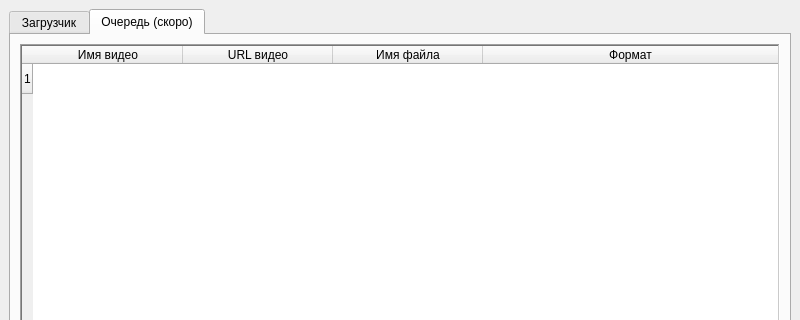
Qt form start.ui (xvideosman228/YoutubeVideoDownloader) before a commit; both pictures show x 0 to 800 and y 0 to 320 of the 800 by 600 pixel window.
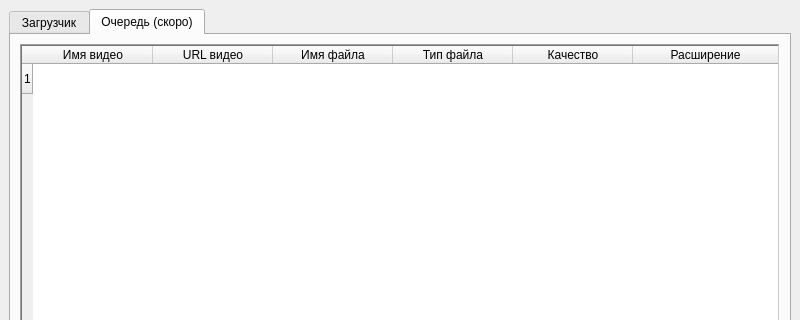
The same form after that commit.

Commit message: Добавлено 🩼  🩼 добавление формата к видеокарточке

Diff of the .ui file:
```diff
--- a/start.ui
+++ b/start.ui
@@ -89,7 +89,7 @@
            <bool>true</bool>
           </property>
           <property name="columnCount">
-           <number>4</number>
+           <number>6</number>
           </property>
           <attribute name="horizontalHeaderVisible">
            <bool>true</bool>
@@ -98,10 +98,10 @@
            <bool>false</bool>
           </attribute>
           <attribute name="horizontalHeaderMinimumSectionSize">
-           <number>150</number>
+           <number>120</number>
           </attribute>
           <attribute name="horizontalHeaderDefaultSectionSize">
-           <number>150</number>
+           <number>120</number>
           </attribute>
           <attribute name="horizontalHeaderHighlightSections">
            <bool>true</bool>
@@ -136,7 +136,17 @@
           </column>
           <column>
            <property name="text">
-            <string>Формат</string>
+            <string>Тип файла</string>
+           </property>
+          </column>
+          <column>
+           <property name="text">
+            <string>Качество</string>
+           </property>
+          </column>
+          <column>
+           <property name="text">
+            <string>Расширение</string>
            </property>
           </column>
           <item row="0" column="0">
```
Left out of the diff: 2 changed lines with no effect on the pictures. The commit also changes 3 other files.
